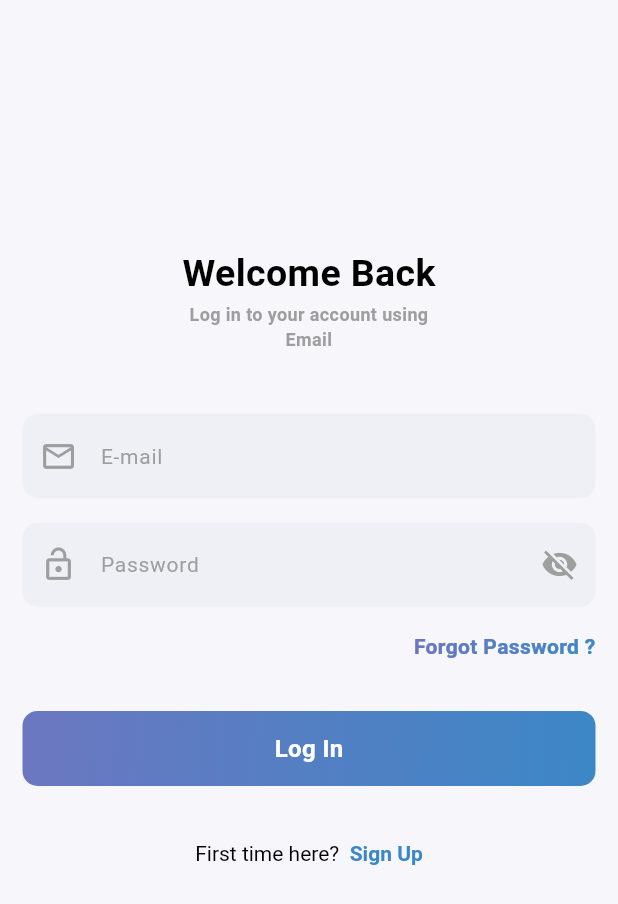
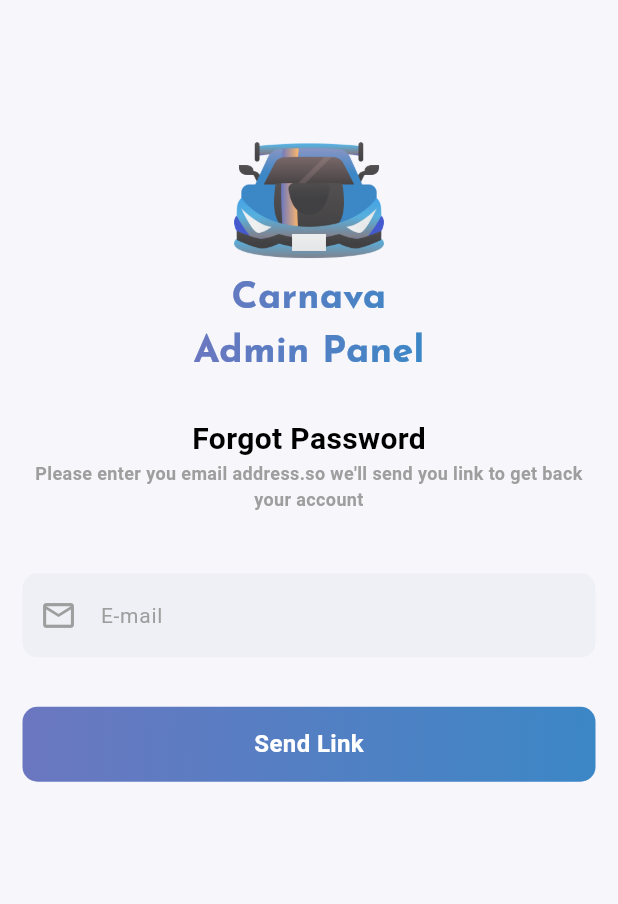
Before and after one commit to ihsankhan-752/Carvana-Admin-Panel, a Flutter app: the screen it shows after launch, after a tap on "Forgot Password ?", on a phone screen of 412 x 824 dp. Shown: the top 904 px of the screen. Run offline on Flutter 3.47's test engine with Material 3 defaults, Android fonts, the phone set to English and light mode, and no system bars; drawn by our look-alikes of simple_gradient_text; our stand-ins replace get, google_fonts.

Commit message:
Forgot password view added

```diff
--- a/lib/res/routes/routes.dart
+++ b/lib/res/routes/routes.dart
@@ -1,6 +1,7 @@
 import 'package:carnava_admin_panel/res/routes/routes_name.dart';
 import 'package:get/get.dart';
 
+import '../../view/auth/forgot_password_view.dart';
 import '../../view/auth/login_view.dart';
 import '../../view/auth/signup_view.dart';
 import '../../view/splash/splash_view.dart';
@@ -23,10 +24,11 @@ class AppRoutes {
         page: () => SignUpView(),
         transition: Transition.rightToLeftWithFade,
       ),
-      // GetPage(
-      //   name: RoutesName.forgotPasswordView,
-      //   page: () => ForgotPasswordView(),
-      // ),
+      GetPage(
+        name: RoutesName.forgotPasswordView,
+        page: () => ForgotPasswordView(),
+        transition: Transition.rightToLeftWithFade,
+      ),
       // GetPage(
       //   name: RoutesName.firstOnboardingView,
       //   page: () => const FirstOnboardingView(),
--- a/lib/view/auth/forgot_password_view.dart
+++ b/lib/view/auth/forgot_password_view.dart
@@ -0,0 +1,53 @@
+import 'package:carnava_admin_panel/view/auth/widgets/email_input_widget.dart';
+import 'package:carnava_admin_panel/view_model/controllers/auth_view_controller.dart';
+import 'package:flutter/material.dart';
+import 'package:get/get.dart';
+
+import '../../res/colors/app_colors.dart';
+import '../../res/components/buttons/primary_button.dart';
+import '../../res/components/logo_widget.dart';
+import '../../res/routes/routes_name.dart';
+import '../../res/text_styles/app_text_styles.dart';
+
+class ForgotPasswordView extends StatelessWidget {
+  ForgotPasswordView({super.key});
+
+  final authController = Get.put(AuthViewController());
+
+  @override
+  Widget build(BuildContext context) {
+    return Scaffold(
+      body: Padding(
+        padding: const EdgeInsets.symmetric(horizontal: 15),
+        child: SingleChildScrollView(
+          child: Column(
+            children: [
+              SizedBox(height: Get.height * 0.1),
+              LogoWidget(
+                height: Get.height * 0.12,
+                width: Get.width * 0.25,
+                fontSize: 25,
+              ),
+              SizedBox(height: Get.height * 0.03),
+              Text("Forgot Password", style: AppTextStyles.h1Bold.copyWith(fontSize: 20)),
+              Text(
+                "Please enter you email address.so we'll send you link to get back your account",
+                textAlign: TextAlign.center,
+                style: AppTextStyles.h2.copyWith(fontSize: 12, color: AppColors.primaryGrey, fontWeight: FontWeight.bold),
+              ),
+              SizedBox(height: Get.height * 0.05),
+              EmailInputWidget(controller: authController.emailController.value),
+              SizedBox(height: Get.height * 0.04),
+              PrimaryButton(
+                onPressed: () {
+                  Get.toNamed(RoutesName.loginView);
+                },
+                title: "Send Link",
+              ),
+            ],
+          ),
+        ),
+      ),
+    );
+  }
+}
```
